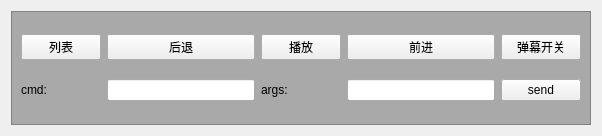
The window that controller.ui (TiFA-git/iKunPlayer) describes before a commit, drawn with Qt 5.
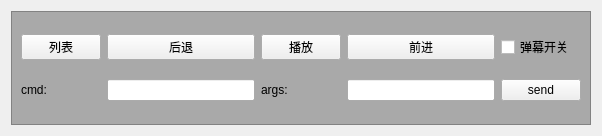
The same window after the commit.

Patch:
```diff
--- a/controller.ui
+++ b/controller.ui
@@ -54,13 +54,6 @@
         <item row="2" column="1">
          <widget class="QLineEdit" name="lineEdit_cmd"/>
         </item>
-        <item row="0" column="4">
-         <widget class="QPushButton" name="pushButton_dm">
-          <property name="text">
-           <string>弹幕开关</string>
-          </property>
-         </widget>
-        </item>
         <item row="0" column="1">
          <widget class="QPushButton" name="pushButton_back">
           <property name="text">
@@ -97,6 +90,13 @@
           </property>
          </widget>
         </item>
+        <item row="0" column="4">
+         <widget class="QCheckBox" name="checkBox">
+          <property name="text">
+           <string>弹幕开关</string>
+          </property>
+         </widget>
+        </item>
        </layout>
       </item>
      </layout>
```
